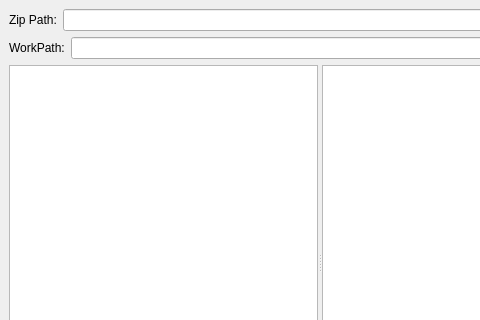
Qt form verify_zip_file/mainwindow.ui (wylyeak/verify_zip_file) before a commit; both pictures show x 0 to 480 and y 0 to 320 of the 640 by 518 pixel window.
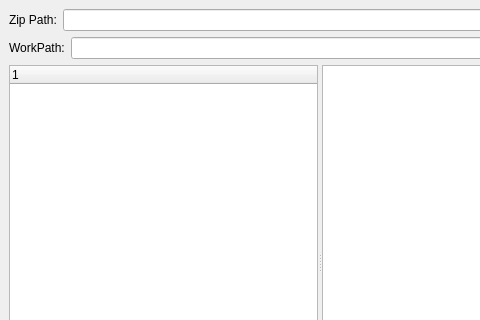
The same form after that commit. Custom widgets are drawn as their Qt base class.

```diff
--- a/verify_zip_file/mainwindow.ui
+++ b/verify_zip_file/mainwindow.ui
@@ -114,7 +114,7 @@
         <property name="orientation">
          <enum>Qt::Horizontal</enum>
         </property>
-        <widget class="QTreeView" name="tree_view">
+        <widget class="QTreeWidget" name="tree_view">
          <property name="sizePolicy">
           <sizepolicy hsizetype="MinimumExpanding" vsizetype="MinimumExpanding">
            <horstretch>0</horstretch>
```
